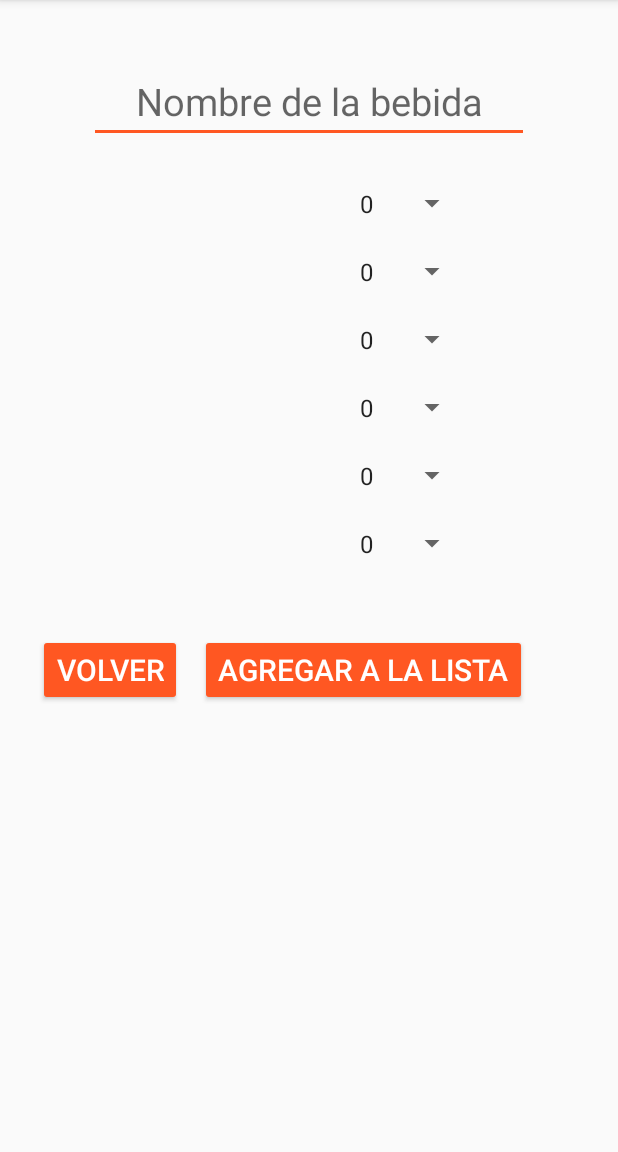
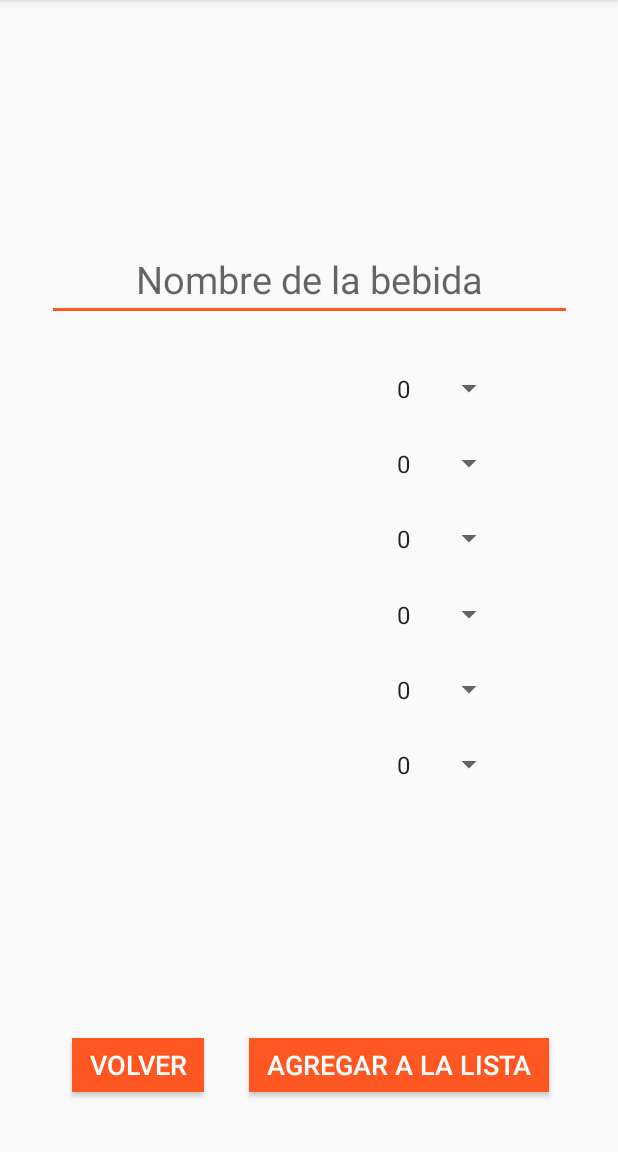
Before and after one commit to misen08/SmartDrink, an Android app: the CrearTragos screen opened directly, with no data from a screen before it, on a phone screen of 412 x 824 dp, the part 84-1236 px from its top. Run offline under Robolectric (Android 15) with nearby library versions, the phone set to English and light mode, and no system bars; our stand-ins replace Volley; 6 statements that could not run were skipped.

Commit message:
Layout modificados: Crear tragos Opciones adicionales Modificar bebidas programadas

```diff
--- a/app/src/main/java/xyris/smartdrink/ListaDeTragos.java
+++ b/app/src/main/java/xyris/smartdrink/ListaDeTragos.java
@@ -80,7 +80,6 @@ public class ListaDeTragos extends AppCompatActivity {
 
         SharedPreferences sp = PreferenceManager.getDefaultSharedPreferences(this);
         idDevice = sp.getString("idDevice","ERROR");
-
 //
 //        Toast.makeText(this, "fecha actual: " + formattedDate, Toast.LENGTH_SHORT).show();
 
@@ -122,6 +121,8 @@ public class ListaDeTragos extends AppCompatActivity {
                 Intent verBebidasProgramadas = new Intent(this, BebidasProgramadas.class);
                 startActivity(verBebidasProgramadas);
                 break;
+            case R.id.cambiar_sabores:
+                Toast.makeText(this, "Cambiar sabores", Toast.LENGTH_SHORT).show();
             case R.id.mantenimiento:
                 Toast.makeText(this, "Ver tema mantenimiento", Toast.LENGTH_SHORT).show();
                 break;
--- a/app/src/main/java/xyris/smartdrink/fcm/MyFirebaseMessagingService.java
+++ b/app/src/main/java/xyris/smartdrink/fcm/MyFirebaseMessagingService.java
@@ -82,7 +82,7 @@ public class MyFirebaseMessagingService extends FirebaseMessagingService {
         notificationBuilder.setAutoCancel(true)
                 .setDefaults(Notification.DEFAULT_ALL)
                 .setWhen(System.currentTimeMillis())
-                .setSmallIcon(R.drawable.drink)
+                .setSmallIcon(R.mipmap.ic_launcher_round)
                 .setTicker("Hearty365")
                 //     .setPriority(Notification.PRIORITY_MAX)
                 .setContentTitle(title)
--- a/app/src/main/res/layout/activity_crear_tragos.xml
+++ b/app/src/main/res/layout/activity_crear_tragos.xml
@@ -6,172 +6,189 @@
     android:layout_height="match_parent"
     tools:context=".CrearTragos">
 
+    <EditText
+        android:id="@+id/editTextNombreBebida"
+        android:layout_width="350dp"
+        android:layout_height="wrap_content"
+        android:layout_marginBottom="170dp"
+        android:layout_marginEnd="8dp"
+        android:layout_marginStart="8dp"
+        android:hint="Nombre de la bebida"
+        android:inputType="textPersonName"
+        android:textAlignment="center"
+        android:textSize="25sp"
+        app:layout_constraintBottom_toTopOf="@+id/imageViewDivisorVertical"
+        app:layout_constraintEnd_toEndOf="parent"
+        app:layout_constraintStart_toStartOf="parent" />
+
     <TextView
         android:id="@+id/textViewGusto1"
-        android:layout_width="160dp"
+        android:layout_width="100dp"
         android:layout_height="30dp"
-        android:layout_marginStart="60dp"
-        android:layout_marginTop="25dp"
+        android:layout_marginBottom="110dp"
+        android:layout_marginEnd="20dp"
         android:textAlignment="textStart"
         android:textColor="@android:color/black"
         android:textSize="23sp"
-        app:layout_constraintStart_toStartOf="parent"
-        app:layout_constraintTop_toBottomOf="@+id/editTextNombreBebida" />
+        app:layout_constraintBottom_toTopOf="@+id/imageViewDivisorVertical"
+        app:layout_constraintEnd_toStartOf="@+id/imageViewDivisorVertical" />
 
     <TextView
         android:id="@+id/textViewGusto2"
-        android:layout_width="160dp"
+        android:layout_width="100dp"
         android:layout_height="30dp"
-        android:layout_marginStart="60dp"
-        android:layout_marginTop="15dp"
+        android:layout_marginBottom="60dp"
+        android:layout_marginEnd="20dp"
         android:textAlignment="textStart"
         android:textColor="@android:color/black"
         android:textSize="23sp"
-        app:layout_constraintStart_toStartOf="parent"
-        app:layout_constraintTop_toBottomOf="@+id/textViewGusto1" />
+        app:layout_constraintBottom_toTopOf="@+id/imageViewDivisorVertical"
+        app:layout_constraintEnd_toStartOf="@+id/imageViewDivisorVertical" />
 
     <TextView
         android:id="@+id/textViewGusto3"
-        android:layout_width="160dp"
+        android:layout_width="100dp"
         android:layout_height="30dp"
-        android:layout_marginStart="60dp"
-        android:layout_marginTop="15dp"
+        android:layout_marginBottom="10dp"
+        android:layout_marginEnd="20dp"
         android:textAlignment="textStart"
         android:textColor="@android:color/black"
         android:textSize="23sp"
-        app:layout_constraintStart_toStartOf="parent"
-        app:layout_constraintTop_toBottomOf="@+id/textViewGusto2" />
+        app:layout_constraintBottom_toTopOf="@+id/imageViewDivisorVertical"
+        app:layout_constraintEnd_toStartOf="@+id/imageViewDivisorVertical" />
 
     <TextView
         android:id="@+id/textViewGusto4"
-        android:layout_width="160dp"
+        android:layout_width="100dp"
         android:layout_height="30dp"
-        android:layout_marginStart="60dp"
-        android:layout_marginTop="15dp"
+        android:layout_marginEnd="20dp"
+        android:layout_marginTop="10dp"
         android:textAlignment="textStart"
         android:textColor="@android:color/black"
         android:textSize="23sp"
-        app:layout_constraintStart_toStartOf="parent"
-        app:layout_constraintTop_toBottomOf="@+id/textViewGusto3" />
+        app:layout_constraintEnd_toStartOf="@+id/imageViewDivisorVertical"
+        app:layout_constraintTop_toBottomOf="@+id/imageViewDivisorVertical" />
 
     <TextView
         android:id="@+id/textViewGusto5"
-        android:layout_width="160dp"
+        android:layout_width="100dp"
         android:layout_height="30dp"
-        android:layout_marginStart="60dp"
-        android:layout_marginTop="15dp"
+        android:layout_marginEnd="20dp"
+        android:layout_marginTop="60dp"
         android:textAlignment="textStart"
         android:textColor="@android:color/black"
         android:textSize="23sp"
-        app:layout_constraintStart_toStartOf="parent"
-        app:layout_constraintTop_toBottomOf="@+id/textViewGusto4" />
+        app:layout_constraintEnd_toStartOf="@+id/imageViewDivisorVertical"
+        app:layout_constraintTop_toBottomOf="@+id/imageViewDivisorVertical" />
 
     <TextView
         android:id="@+id/textViewGusto6"
-        android:layout_width="160dp"
+        android:layout_width="100dp"
         android:layout_height="30dp"
-        android:layout_marginStart="60dp"
-        android:layout_marginTop="15dp"
+        android:layout_marginEnd="20dp"
+        android:layout_marginTop="110dp"
         android:textAlignment="textStart"
         android:textColor="@android:color/black"
         android:textSize="23sp"
-        app:layout_constraintStart_toStartOf="parent"
-        app:layout_constraintTop_toBottomOf="@+id/textViewGusto5" />
-
-    <Button
-        android:id="@+id/botonAgregar"
-        style="@style/Widget.AppCompat.Button.Colored"
-        android:layout_width="wrap_content"
-        android:layout_height="wrap_content"
-        android:layout_marginStart="12dp"
-        android:layout_marginTop="45dp"
-        android:text="Agregar a la lista"
-        android:textSize="20sp"
-        app:layout_constraintStart_toEndOf="@+id/botonVolver"
-        app:layout_constraintTop_toBottomOf="@+id/textViewGusto6" />
+        app:layout_constraintEnd_toStartOf="@+id/imageViewDivisorVertical"
+        app:layout_constraintTop_toBottomOf="@+id/imageViewDivisorVertical" />
 
     <Spinner
         android:id="@+id/spinnerPorcentajesGusto1"
         android:layout_width="80dp"
         android:layout_height="30dp"
-        android:layout_marginStart="12dp"
-        android:layout_marginTop="25dp"
-        android:textSize="23sp"
-        app:layout_constraintStart_toEndOf="@+id/textViewGusto1"
-        app:layout_constraintTop_toBottomOf="@+id/editTextNombreBebida" />
+        android:layout_marginBottom="110dp"
+        android:layout_marginStart="50dp"
+        app:layout_constraintBottom_toTopOf="@+id/imageViewDivisorVertical"
+        app:layout_constraintStart_toEndOf="@+id/imageViewDivisorVertical" />
 
     <Spinner
         android:id="@+id/spinnerPorcentajesGusto2"
         android:layout_width="80dp"
         android:layout_height="30dp"
-        android:layout_marginStart="12dp"
-        android:layout_marginTop="15dp"
-        android:textSize="23sp"
-        app:layout_constraintStart_toEndOf="@+id/textViewGusto2"
-        app:layout_constraintTop_toBottomOf="@+id/spinnerPorcentajesGusto1" />
+        android:layout_marginBottom="60dp"
+        android:layout_marginStart="50dp"
+        app:layout_constraintBottom_toTopOf="@+id/imageViewDivisorVertical"
+        app:layout_constraintStart_toEndOf="@+id/imageViewDivisorVertical" />
 
     <Spinner
         android:id="@+id/spinnerPorcentajesGusto3"
         android:layout_width="80dp"
         android:layout_height="30dp"
-        android:layout_marginStart="12dp"
-        android:layout_marginTop="15dp"
-        app:layout_constraintStart_toEndOf="@+id/textViewGusto3"
-        app:layout_constraintTop_toBottomOf="@+id/spinnerPorcentajesGusto2" />
+        android:layout_marginBottom="10dp"
+        android:layout_marginStart="50dp"
+        app:layout_constraintBottom_toTopOf="@+id/imageViewDivisorVertical"
+        app:layout_constraintStart_toEndOf="@+id/imageViewDivisorVertical" />
 
     <Spinner
         android:id="@+id/spinnerPorcentajesGusto4"
         android:layout_width="80dp"
         android:layout_height="30dp"
-        android:layout_marginStart="12dp"
-        android:layout_marginTop="15dp"
-        app:layout_constraintStart_toEndOf="@+id/textViewGusto4"
-        app:layout_constraintTop_toBottomOf="@+id/spinnerPorcentajesGusto3" />
+        android:layout_marginStart="50dp"
+        android:layout_marginTop="10dp"
+        app:layout_constraintStart_toEndOf="@+id/imageViewDivisorVertical"
+        app:layout_constraintTop_toBottomOf="@+id/imageViewDivisorVertical" />
 
     <Spinner
         android:id="@+id/spinnerPorcentajesGusto5"
         android:layout_width="80dp"
         android:layout_height="30dp"
-        android:layout_marginStart="12dp"
-        android:layout_marginTop="15dp"
-        app:layout_constraintStart_toEndOf="@+id/textViewGusto5"
-        app:layout_constraintTop_toBottomOf="@+id/spinnerPorcentajesGusto4" />
+        android:layout_marginStart="50dp"
+        android:layout_marginTop="60dp"
+        app:layout_constraintStart_toEndOf="@+id/imageViewDivisorVertical"
+        app:layout_constraintTop_toBottomOf="@+id/imageViewDivisorVertical" />
 
     <Spinner
         android:id="@+id/spinnerPorcentajesGusto6"
         android:layout_width="80dp"
         android:layout_height="30dp"
-        android:layout_marginStart="12dp"
-        android:layout_marginTop="15dp"
-        app:layout_constraintStart_toEndOf="@+id/textViewGusto6"
-        app:layout_constraintTop_toBottomOf="@+id/spinnerPorcentajesGusto5" />
+        android:layout_marginStart="50dp"
+        android:layout_marginTop="110dp"
+        app:layout_constraintStart_toEndOf="@+id/imageViewDivisorVertical"
+        app:layout_constraintTop_toBottomOf="@+id/imageViewDivisorVertical" />
 
     <Button
         android:id="@+id/botonVolver"
-        style="@style/Widget.AppCompat.Button.Colored"
+        android:layout_width="wrap_content"
+        android:layout_height="36dp"
+        android:layout_alignParentBottom="true"
+        android:layout_marginBottom="40dp"
+        android:layout_marginEnd="70dp"
+        android:background="@color/colorAccent"
+        android:text="Volver"
+        android:textColor="@android:color/white"
+        android:textSize="18sp"
+        app:layout_constraintBottom_toBottomOf="parent"
+        app:layout_constraintEnd_toStartOf="@+id/imageViewDivisorVertical"
+        tools:ignore="MissingConstraints" />
+
+    <Button
+        android:id="@+id/botonAgregar"
+        android:layout_width="200dp"
+        android:layout_height="36dp"
+        android:layout_alignParentBottom="true"
+        android:layout_marginBottom="40dp"
+        android:layout_marginStart="30dp"
+        android:background="@color/colorAccent"
+        android:text="Agregar a la lista"
+        android:textColor="@android:color/white"
+        android:textSize="18sp"
+        app:layout_constraintBottom_toBottomOf="parent"
+        app:layout_constraintStart_toEndOf="@+id/botonVolver"
+        tools:ignore="MissingConstraints" />
+
+    <ImageView
+        android:id="@+id/imageViewDivisorVertical"
         android:layout_width="wrap_content"
         android:layout_height="wrap_content"
-        android:layout_marginStart="25dp"
-        android:layout_marginTop="45dp"
-        android:text="VOLVER"
-        android:textSize="20sp"
-        app:layout_constraintStart_toStartOf="parent"
-        app:layout_constraintTop_toBottomOf="@+id/textViewGusto6" />
-
-    <EditText
-        android:id="@+id/editTextNombreBebida"
-        android:layout_width="wrap_content"
-        android:layout_height="wrap_content"
+        android:layout_marginBottom="8dp"
         android:layout_marginEnd="8dp"
         android:layout_marginStart="8dp"
-        android:layout_marginTop="40dp"
-        android:ems="10"
-        android:hint="Nombre de la bebida"
-        android:inputType="textPersonName"
-        android:textAlignment="center"
-        android:textSize="25sp"
+        android:layout_marginTop="8dp"
+        app:layout_constraintBottom_toBottomOf="parent"
         app:layout_constraintEnd_toEndOf="parent"
         app:layout_constraintStart_toStartOf="parent"
-        app:layout_constraintTop_toTopOf="parent" />
+        app:layout_constraintTop_toTopOf="parent"
+        app:srcCompat="@android:color/transparent" />
 
 </android.support.constraint.ConstraintLayout>
--- a/app/src/main/res/menu/menu_opciones.xml
+++ b/app/src/main/res/menu/menu_opciones.xml
@@ -3,6 +3,8 @@
 
     <item android:id="@+id/bebidas_programadas"
         android:title="Ver bebidas programadas"></item>
+    <item android:id="@+id/cambiar_sabores"
+        android:title="Cambiar sabores"></item>
     <item android:id="@+id/mantenimiento"
         android:title="Hacer mantenimiento"></item>
     <item android:id="@+id/logout"
```
Also changed, not shown: app/src/main/res/layout/modificar_bebidas_programadas.xml (+98 -67 lines), app/src/main/res/layout/opciones_adicionales.xml (+70 -23 lines), app/src/main/res/drawable/agitar_icon.png (added), app/src/main/res/drawable/delete_icon_.png (deleted), app/src/main/res/drawable/ice_icon.png (added), app/src/main/res/drawable/info_icon_.png (deleted), app/src/main/res/drawable/mic_.png (deleted), app/src/main/res/drawable/scan_qr.png (deleted), app/src/main/res/drawable/tragos.gif (deleted), app/src/main/res/mipmap-xxxhdpi/ic_launcher_round.png.
